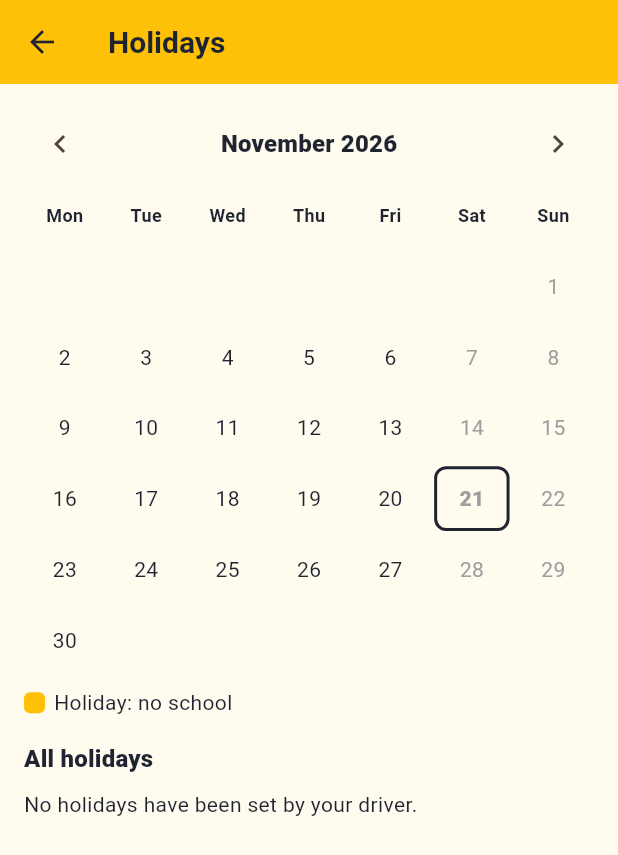
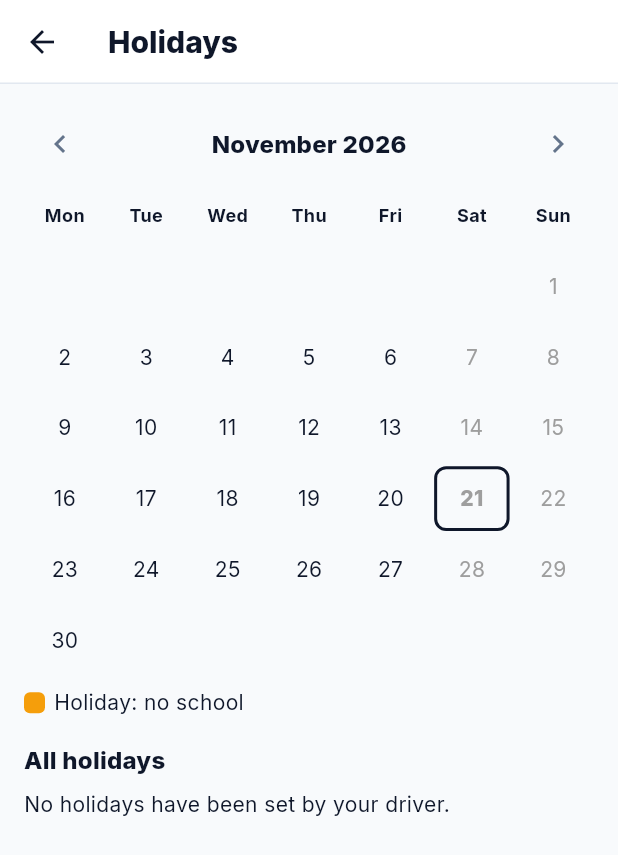
Before and after one commit to Navoda18/school-van-tracker, a Flutter app: the screen it shows once a user with an empty profile is signed in, after a tap on the "event" icon, on a phone screen of 412 x 824 dp. Shown: the top 855 px of the screen. Run offline on Flutter 3.47's test engine with Material 3 defaults, Android fonts, the phone set to English and light mode, and no system bars; our stand-ins replace cross_file, flutter_map, geolocator, google_fonts, latlong2, pdf and 2 more; accounts and stored records are empty; network calls fail.

Commit message:
feat: new navy and amber design system and reusable components

```diff
--- a/lib/screens/holidays_screen.dart
+++ b/lib/screens/holidays_screen.dart
@@ -114,10 +114,11 @@ class _HolidaysScreenState extends State<HolidaysScreen> {
       } else if (e.code == '42501') {
         _msg('Could not save. Drivers can have up to 100 holidays.');
       } else {
-        _msg(friendlyError(e));
+        _msg('Error ${e.code}: ${e.message}');
       }
     } catch (e) {
-      _msg(friendlyError(e));
+      debugPrint('holiday error: $e');
+      _msg('Error: $e');
     }
   }
 
--- a/lib/theme.dart
+++ b/lib/theme.dart
@@ -1,77 +1,195 @@
+import 'package:characters/characters.dart';
+import 'dart:ui' show FontFeature;
 import 'package:flutter/material.dart';
+import 'package:google_fonts/google_fonts.dart';
 
-const busYellow = Color(0xFFFFC107);
-const ink = Color(0xFF1F2430);
-const paper = Color(0xFFFFFBEF);
+class AppColors {
+  static const navy = Color(0xFF0F172A);
+  static const amber = Color(0xFFF59E0B);
+  static const amberSoft = Color(0xFFFEF3C7);
+  static const success = Color(0xFF10B981);
+  static const danger = Color(0xFFEF4444);
+  static const info = Color(0xFF3B82F6);
+  static const background = Color(0xFFF8FAFC);
+  static const surface = Color(0xFFFFFFFF);
+  static const border = Color(0xFFE2E8F0);
+  static const muted = Color(0xFF64748B);
+}
 
+/// 8pt grid
+class AppSpace {
+  static const double xs = 8, sm = 12, md = 16, lg = 24, xl = 32;
+}
+
+class AppRadius {
+  static const double card = 16, sheet = 24;
+}
+
+/// Use on numbers that change (ETA, speed, times) so the digits do not jump around.
+const tabularFigures = [FontFeature.tabularFigures()];
+
+// Old names used by existing screens. Kept so nothing breaks while we refactor.
+const busYellow = AppColors.amber;
+const ink = AppColors.navy;
+const paper = AppColors.background;
 const softCardShape = RoundedRectangleBorder(
-  borderRadius: BorderRadius.all(Radius.circular(16)),
-  side: BorderSide(color: Color(0xFFF0E2B0)),
+  borderRadius: BorderRadius.all(Radius.circular(AppRadius.card)),
+  side: BorderSide(color: AppColors.border),
 );
 
+/// Amber style for the ONE main call-to-action on a screen.
+final ButtonStyle accentButton = FilledButton.styleFrom(
+  backgroundColor: AppColors.amber,
+  foregroundColor: AppColors.navy,
+);
+
+OutlineInputBorder _outline(Color c, {double width = 1}) => OutlineInputBorder(
+      borderRadius: BorderRadius.circular(14),
+      borderSide: BorderSide(color: c, width: width),
+    );
+
 ThemeData buildTheme() {
-  final scheme = ColorScheme.fromSeed(seedColor: busYellow).copyWith(
-    primary: busYellow,
-    onPrimary: ink,
-    primaryContainer: const Color(0xFFFFEFB8),
-    onPrimaryContainer: ink,
-    secondary: ink,
-    onSecondary: Colors.white,
-    surface: Colors.white,
-    onSurface: ink,
+  final scheme = ColorScheme.fromSeed(seedColor: AppColors.navy).copyWith(
+    primary: AppColors.navy,
+    onPrimary: Colors.white,
+    secondary: AppColors.amber,
+    onSecondary: AppColors.navy,
+    tertiary: AppColors.info,
+    error: AppColors.danger,
+    surface: AppColors.surface,
+    onSurface: AppColors.navy,
+    onSurfaceVariant: AppColors.muted,
+    outline: AppColors.border,
+    outlineVariant: AppColors.border,
+    surfaceTint: Colors.transparent,
   );
-  return ThemeData(
-    useMaterial3: true,
-    colorScheme: scheme,
-    scaffoldBackgroundColor: paper,
-    appBarTheme: const AppBarTheme(
-      backgroundColor: busYellow,
-      foregroundColor: ink,
+  final base = ThemeData(useMaterial3: true, colorScheme: scheme);
+    // Apply Inter to each style one by one. GoogleFonts.interTextTheme returns a
+  // different TextTheme type in google_fonts 9, so we avoid it.
+  TextStyle? inter(TextStyle? s) =>
+      s == null ? null : GoogleFonts.inter(textStyle: s);
+  final t = base.textTheme.apply(
+    bodyColor: AppColors.navy,
+    displayColor: AppColors.navy,
+  );
+  final text = t.copyWith(
+    displayLarge: inter(t.displayLarge),
+    displayMedium: inter(t.displayMedium),
+    displaySmall: inter(t.displaySmall),
+    headlineLarge: inter(t.headlineLarge),
+    headlineMedium: inter(t.headlineMedium),
+    headlineSmall: GoogleFonts.inter(
+        fontSize: 24, fontWeight: FontWeight.w800, color: AppColors.navy),
+    titleLarge: GoogleFonts.inter(
+        fontSize: 20, fontWeight: FontWeight.w800, color: AppColors.navy),
+    titleMedium: GoogleFonts.inter(
+        fontSize: 16, fontWeight: FontWeight.w700, color: AppColors.navy),
+    titleSmall: inter(t.titleSmall),
+    bodyLarge: inter(t.bodyLarge),
+    bodyMedium: inter(t.bodyMedium),
+    bodySmall: GoogleFonts.inter(fontSize: 12, color: AppColors.muted),
+    labelLarge: inter(t.labelLarge),
+    labelMedium: inter(t.labelMedium),
+    labelSmall: inter(t.labelSmall),
+  );
+
+  return base.copyWith(
+    scaffoldBackgroundColor: AppColors.background,
+    textTheme: text,
+    primaryTextTheme: text,
+    appBarTheme: AppBarTheme(
+      backgroundColor: AppColors.surface,
+      foregroundColor: AppColors.navy,
       elevation: 0,
       scrolledUnderElevation: 0,
-      titleTextStyle:
-          TextStyle(color: ink, fontSize: 20, fontWeight: FontWeight.w700),
+      surfaceTintColor: Colors.transparent,
+      centerTitle: false,
+      shape: const Border(bottom: BorderSide(color: AppColors.border)),
+      titleTextStyle: text.titleLarge,
     ),
     filledButtonTheme: FilledButtonThemeData(
       style: FilledButton.styleFrom(
-        backgroundColor: ink,
+        backgroundColor: AppColors.navy,
         foregroundColor: Colors.white,
-        minimumSize: const Size(64, 52),
+        minimumSize: const Size(64, 56),
         shape: RoundedRectangleBorder(borderRadius: BorderRadius.circular(14)),
         textStyle: const TextStyle(fontSize: 16, fontWeight: FontWeight.w700),
       ),
     ),
-        textButtonTheme: TextButtonThemeData(
-      style: TextButton.styleFrom(foregroundColor: ink),
-    ),
     outlinedButtonTheme: OutlinedButtonThemeData(
       style: OutlinedButton.styleFrom(
-        foregroundColor: ink,
-        side: const BorderSide(color: ink),
-        shape: RoundedRectangleBorder(borderRadius: BorderRadius.circular(12)),
+        foregroundColor: AppColors.navy,
+        minimumSize: const Size(64, 48),
+        side: const BorderSide(color: AppColors.border, width: 1.5),
+        shape: RoundedRectangleBorder(borderRadius: BorderRadius.circular(14)),
+        textStyle: const TextStyle(fontSize: 14, fontWeight: FontWeight.w700),
+      ),
+    ),
+    textButtonTheme: TextButtonThemeData(
+      style: TextButton.styleFrom(
+        foregroundColor: AppColors.navy,
+        minimumSize: const Size(48, 48),
+        textStyle: const TextStyle(fontWeight: FontWeight.w700),
       ),
     ),
     floatingActionButtonTheme: const FloatingActionButtonThemeData(
-      backgroundColor: busYellow,
-      foregroundColor: ink,
+      backgroundColor: AppColors.amber,
+      foregroundColor: AppColors.navy,
+    ),
+    inputDecorationTheme: InputDecorationTheme(
+      filled: true,
+      fillColor: AppColors.surface,
+      contentPadding:
+          const EdgeInsets.symmetric(horizontal: AppSpace.md, vertical: 14),
+      border: _outline(AppColors.border),
+      enabledBorder: _outline(AppColors.border),
+      disabledBorder: _outline(AppColors.border),
+      focusedBorder: _outline(AppColors.navy, width: 1.6),
+      errorBorder: _outline(AppColors.danger),
+      focusedErrorBorder: _outline(AppColors.danger, width: 1.6),
+    ),
+    cardTheme: const CardThemeData(
+      color: AppColors.surface,
+      elevation: 0,
+      surfaceTintColor: Colors.transparent,
+      shape: softCardShape,
+    ),
+    dialogTheme: DialogThemeData(
+      backgroundColor: AppColors.surface,
+      surfaceTintColor: Colors.transparent,
+      shape: RoundedRectangleBorder(borderRadius: BorderRadius.circular(AppRadius.sheet)),
+    ),
+    bottomSheetTheme: const BottomSheetThemeData(
+      backgroundColor: AppColors.surface,
+      surfaceTintColor: Colors.transparent,
+      showDragHandle: true,
+      dragHandleColor: Color(0xFFCBD5E1),
+      shape: RoundedRectangleBorder(
+        borderRadius: BorderRadius.vertical(top: Radius.circular(AppRadius.sheet)),
+      ),
     ),
     segmentedButtonTheme: SegmentedButtonThemeData(
       style: SegmentedButton.styleFrom(
-        foregroundColor: ink,
-        selectedBackgroundColor: busYellow,
-        selectedForegroundColor: ink,
+        backgroundColor: AppColors.surface,
+        foregroundColor: AppColors.navy,
+        selectedBackgroundColor: AppColors.navy,
+        selectedForegroundColor: Colors.white,
+        side: const BorderSide(color: AppColors.border),
       ),
     ),
-    chipTheme: const ChipThemeData(
-      backgroundColor: Color(0xFFFFEFB8),
-      labelStyle: TextStyle(color: ink, fontWeight: FontWeight.w600),
+    chipTheme: ChipThemeData(
+      backgroundColor: const Color(0xFFF1F5F9),
+      labelStyle: const TextStyle(color: AppColors.navy, fontWeight: FontWeight.w600),
       side: BorderSide.none,
+      shape: RoundedRectangleBorder(borderRadius: BorderRadius.circular(20)),
     ),
-    snackBarTheme: const SnackBarThemeData(
+    snackBarTheme: SnackBarThemeData(
       behavior: SnackBarBehavior.floating,
-      backgroundColor: ink,
-      contentTextStyle: TextStyle(color: Colors.white),
+      backgroundColor: AppColors.navy,
+      contentTextStyle: const TextStyle(color: Colors.white),
+      shape: RoundedRectangleBorder(borderRadius: BorderRadius.circular(12)),
     ),
-    progressIndicatorTheme: const ProgressIndicatorThemeData(color: ink),
+    dividerTheme: const DividerThemeData(color: AppColors.border, space: 1, thickness: 1),
+    progressIndicatorTheme: const ProgressIndicatorThemeData(color: AppColors.navy),
   );
 }
--- a/pubspec.yaml
+++ b/pubspec.yaml
@@ -41,6 +41,7 @@ dependencies:
   share_plus: ^13.3.1
   pdf: ^3.13.1
   cross_file: ^0.3.5+5
+  google_fonts: ^9.0.0
 dev_dependencies:
   flutter_test:
     sdk: flutter
```
Also changed, not shown: pubspec.lock.
